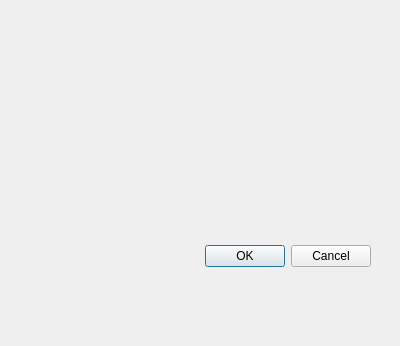
The window that qt-systray/traywindow.ui (chef/chef-workstation-app) describes before a commit, drawn with Qt 5.
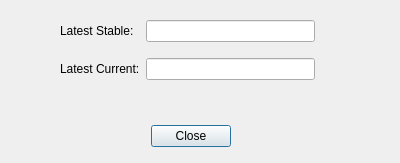
The same window after the commit. Icons and pictures are not drawn.

The edit to the form file:
```diff
--- a/qt-systray/traywindow.ui
+++ b/qt-systray/traywindow.ui
@@ -7,7 +7,7 @@
     <x>0</x>
     <y>0</y>
     <width>400</width>
-    <height>346</height>
+    <height>163</height>
    </rect>
   </property>
   <property name="windowTitle">
@@ -16,8 +16,8 @@
   <widget class="QDialogButtonBox" name="buttonBox">
    <property name="geometry">
     <rect>
-     <x>30</x>
-     <y>240</y>
+     <x>20</x>
+     <y>120</y>
      <width>341</width>
      <height>32</height>
     </rect>
@@ -26,8 +26,66 @@
     <enum>Qt::Horizontal</enum>
    </property>
    <property name="standardButtons">
-    <set>QDialogButtonBox::Cancel|QDialogButtonBox::Ok</set>
+    <set>QDialogButtonBox::Close</set>
    </property>
+   <property name="centerButtons">
+    <bool>true</bool>
+   </property>
+  </widget>
+  <widget class="QWidget" name="layoutWidget">
+   <property name="geometry">
+    <rect>
+     <x>60</x>
+     <y>10</y>
+     <width>255</width>
+     <height>81</height>
+    </rect>
+   </property>
+   <layout class="QGridLayout" name="gridLayout">
+    <item row="0" column="1">
+     <widget class="QLineEdit" name="lineEditCurrentVersion">
+      <property name="enabled">
+       <bool>true</bool>
+      </property>
+      <property name="readOnly">
+       <bool>true</bool>
+      </property>
+     </widget>
+    </item>
+    <item row="1" column="0">
+     <widget class="QLabel" name="label_2">
+      <property name="text">
+       <string>Latest Current:</string>
+      </property>
+      <property name="textFormat">
+       <enum>Qt::AutoText</enum>
+      </property>
+     </widget>
+    </item>
+    <item row="1" column="1">
+     <widget class="QLineEdit" name="lineEditStableVersion">
+      <property name="enabled">
+       <bool>true</bool>
+      </property>
+      <property name="text">
+       <string/>
+      </property>
+      <property name="readOnly">
+       <bool>true</bool>
+      </property>
+     </widget>
+    </item>
+    <item row="0" column="0">
+     <widget class="QLabel" name="label">
+      <property name="text">
+       <string>Latest Stable:</string>
+      </property>
+      <property name="textFormat">
+       <enum>Qt::AutoText</enum>
+      </property>
+     </widget>
+    </item>
+   </layout>
   </widget>
  </widget>
  <resources/>
```
Left out of the diff: 6 changed lines with no effect on the pictures.
